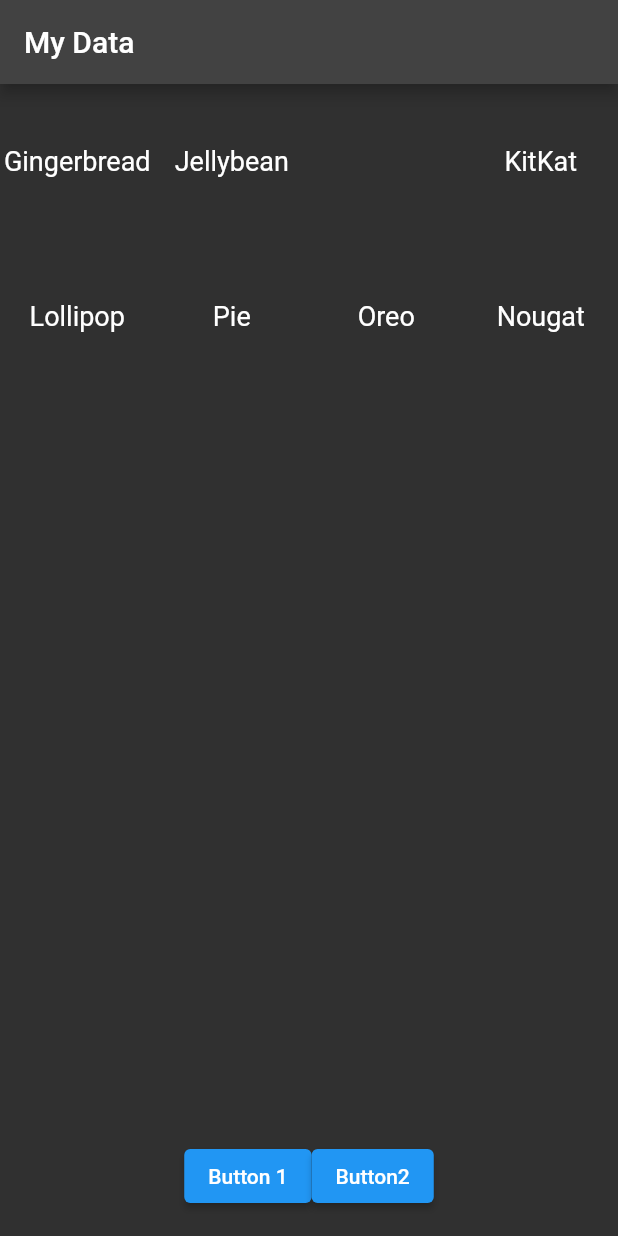
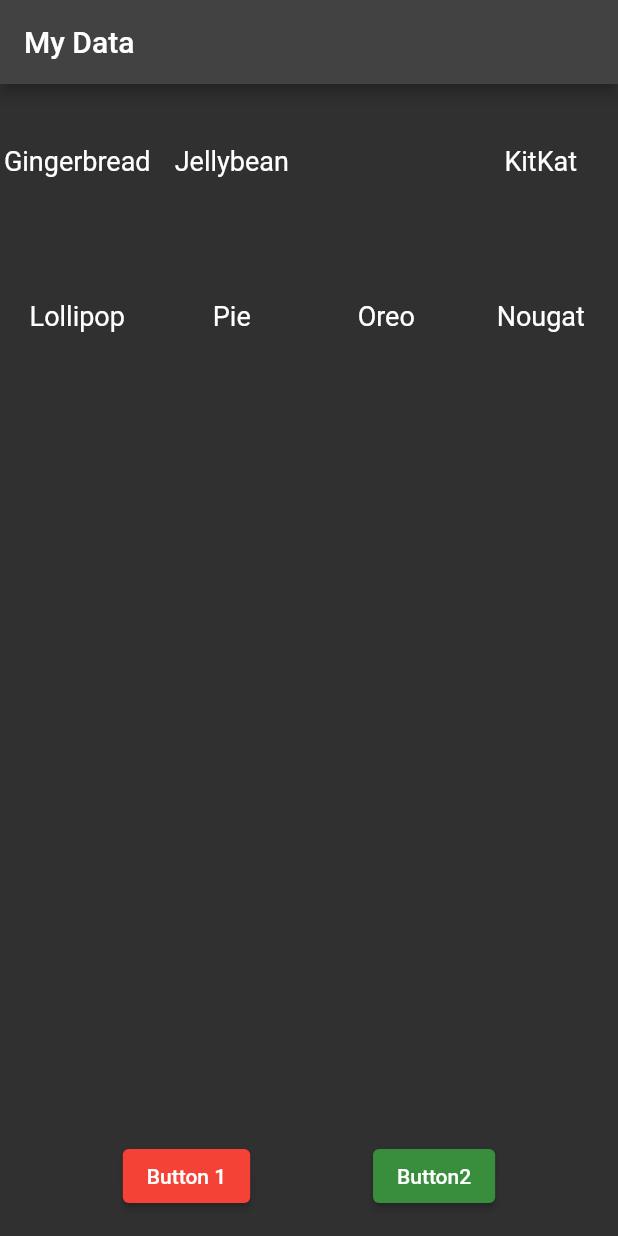
Before and after one commit to NasShihab/flutter_json_tasks, a Flutter app: the ScreenView screen opened directly, on a phone screen of 412 x 824 dp. Run offline on Flutter 3.47's test engine with Material 2 defaults, Android fonts, the phone set to English and light mode, and no system bars.

Commit message:
code shorting 1.1

```diff
--- a/lib/main.dart
+++ b/lib/main.dart
@@ -32,9 +32,13 @@ class HomePage extends StatelessWidget {
 }
 
 Widget myButton(BuildContext context) => Row(
-      mainAxisAlignment: MainAxisAlignment.center,
+      mainAxisAlignment: MainAxisAlignment.spaceEvenly,
       children: [
         ElevatedButton(
+            style: ElevatedButton.styleFrom(
+              backgroundColor: Colors.red, // Set the background color to red
+              foregroundColor: Colors.white, // Set the text color to white
+            ),
             onPressed: () {
               Navigator.of(context).pushReplacement(
                 MaterialPageRoute(
@@ -43,6 +47,11 @@ Widget myButton(BuildContext context) => Row(
             },
             child: const Text('Button 1')),
         ElevatedButton(
+            style: ElevatedButton.styleFrom(
+              backgroundColor:
+                  Colors.green[700], // Set the background color to red
+              foregroundColor: Colors.white, // Set the text color to white
+            ),
             onPressed: () {
               Navigator.pushReplacement(
                 context,
```
